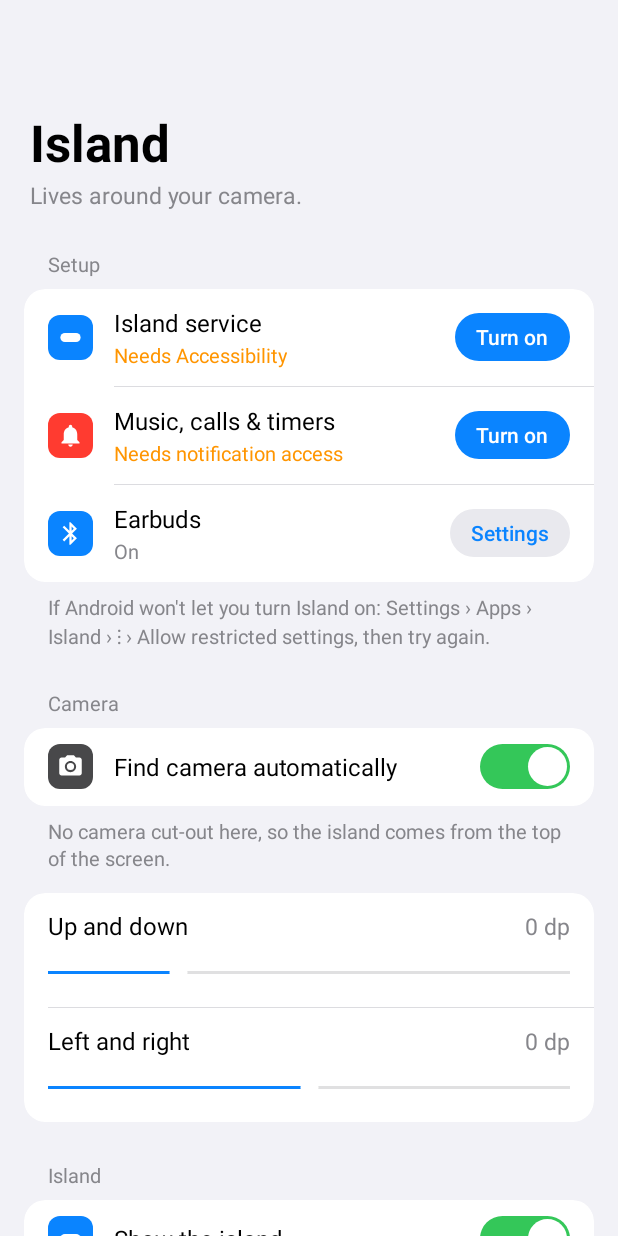
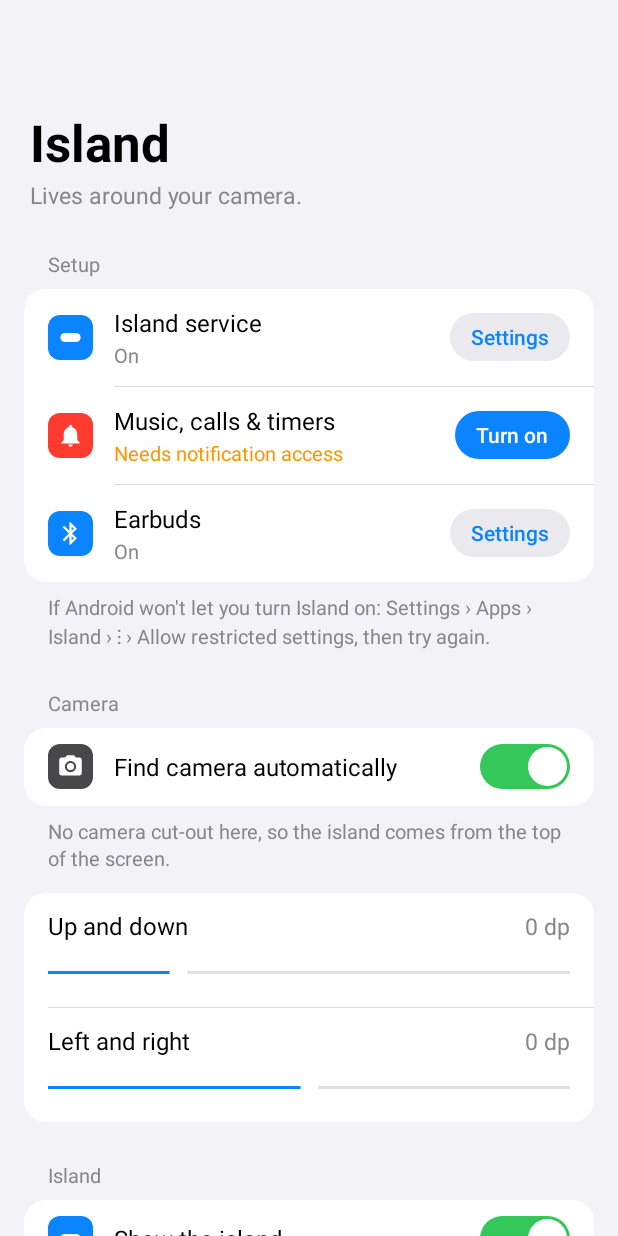
Before and after one commit to Htnameh50959/IslandApp, an Android app: the screen it shows after launch (MainActivity), on a phone screen of 412 x 824 dp. Run offline under Robolectric (Android 15) with nearby library versions, the phone set to English and light mode, and no system bars.

Commit message:
Switch the island's Accessibility service back on when the phone turns it off
vivo's i Manager keeps turning third-party Accessibility services off
(it is the last writer of enabled_accessibility_services). With
WRITE_SECURE_SETTINGS granted once over USB, A11yGuard puts the
service back: every 30 s while the notification listener runs, when
the app is opened, and after a restart or update. Turning the island
off with the app's main switch stops it.

Co-Authored-By: Claude Opus 5.5 <noreply@anthropic.com>

```diff
--- /dev/null
+++ b/app/src/main/java/com/staad/island/A11yGuard.kt
@@ -0,0 +1,58 @@
+package com.staad.island
+
+import android.content.BroadcastReceiver
+import android.content.ComponentName
+import android.content.Context
+import android.content.Intent
+import android.content.pm.PackageManager
+import android.provider.Settings
+import android.util.Log
+
+/**
+ * vivo's i Manager (and other phone cleaners) keep switching the island's
+ * Accessibility service off. If this app was given WRITE_SECURE_SETTINGS once
+ * over USB:
+ *     adb shell pm grant com.staad.island android.permission.WRITE_SECURE_SETTINGS
+ * it puts itself back: when the notification listener connects, every 30 s
+ * while it runs, after a restart or update, and when the app is opened.
+ * Turning the island off in the app (the main switch) stops this.
+ */
+object A11yGuard {
+
+    private const val TAG = "IslandA11yGuard"
+
+    fun canRepair(ctx: Context) =
+        ctx.checkSelfPermission("android.permission.WRITE_SECURE_SETTINGS") == PackageManager.PERMISSION_GRANTED
+
+    fun isOn(ctx: Context): Boolean {
+        val me = ComponentName(ctx, IslandService::class.java)
+        val list = Settings.Secure.getString(ctx.contentResolver, Settings.Secure.ENABLED_ACCESSIBILITY_SERVICES)
+            ?: return false
+        return list.split(':').any { ComponentName.unflattenFromString(it) == me }
+    }
+
+    /** Switch the service back on if something turned it off. True if it's on afterwards. */
+    fun repair(ctx: Context): Boolean {
+        if (isOn(ctx)) return true
+        if (!canRepair(ctx) || !Prefs.get(ctx).getBoolean(Prefs.ENABLED, IslandConfig.DEFAULT.enabled)) return false
+        return try {
+            val cr = ctx.contentResolver
+            val me = ComponentName(ctx, IslandService::class.java).flattenToString()
+            val cur = Settings.Secure.getString(cr, Settings.Secure.ENABLED_ACCESSIBILITY_SERVICES).orEmpty()
+            val list = cur.split(':').filter { it.isNotBlank() } + me
+            Settings.Secure.putString(cr, Settings.Secure.ENABLED_ACCESSIBILITY_SERVICES, list.joinToString(":"))
+            Settings.Secure.putInt(cr, Settings.Secure.ACCESSIBILITY_ENABLED, 1)
+            Log.i(TAG, "Accessibility was turned off; switched it back on")
+            true
+        } catch (e: SecurityException) {
+            false
+        }
+    }
+
+    /** After the phone restarts or the app is updated. */
+    class Receiver : BroadcastReceiver() {
+        override fun onReceive(ctx: Context, intent: Intent) {
+            repair(ctx)
+        }
+    }
+}
--- a/app/src/main/java/com/staad/island/MainActivity.kt
+++ b/app/src/main/java/com/staad/island/MainActivity.kt
@@ -84,6 +84,7 @@ class MainActivity : Activity() {
 
     override fun onResume() {
         super.onResume()
+        A11yGuard.repair(this)
         val a11y = isAccessibilityEnabled()
         val listener = getSystemService(NotificationManager::class.java)
             .isNotificationListenerAccessGranted(ComponentName(this, IslandNotificationListener::class.java))
```
Also changed, not shown: app/src/main/AndroidManifest.xml (+17 -1 lines), app/src/main/java/com/staad/island/IslandNotificationListener.kt (+12 -0 lines).
